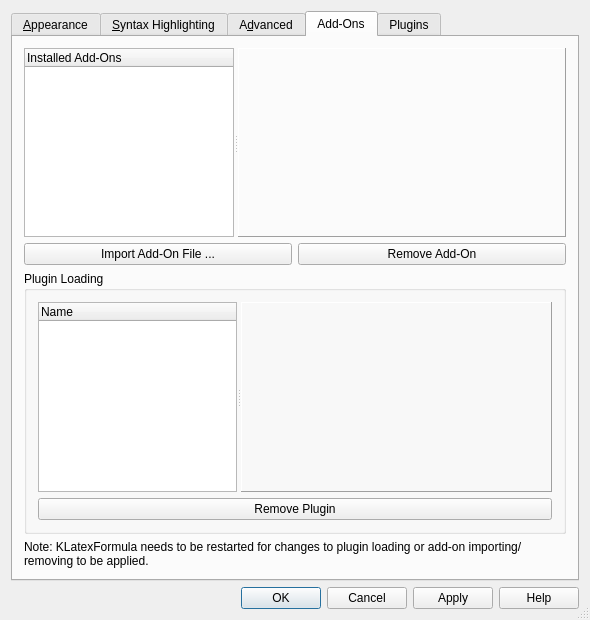
Qt form src/klfsettingsui.ui (CryFeiFei/klatexformula) before a commit.
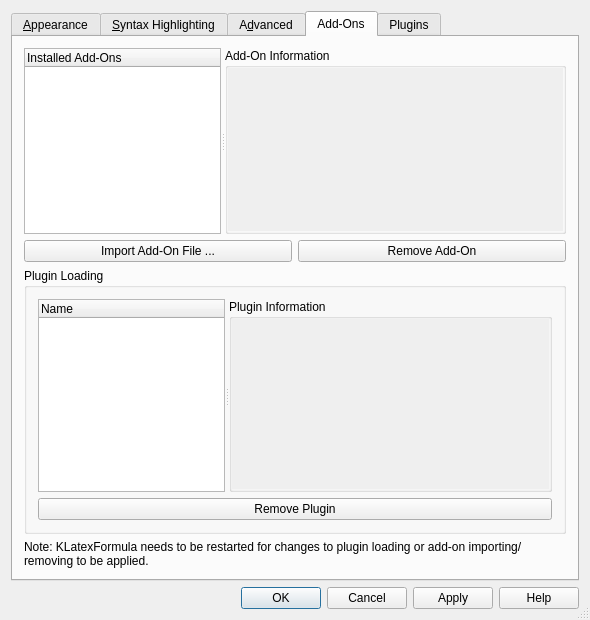
The same form after that commit. The open tabs and pages were chosen to show the change. Icons and pictures are not drawn. Custom widgets are drawn as their Qt base class.

Commit message: Improved both plugins skin+systrayicon + minor fixes in klfsettings.cpp

Diff of the .ui file:
```diff
--- a/src/klfsettingsui.ui
+++ b/src/klfsettingsui.ui
@@ -1197,15 +1197,24 @@
       <attribute name="title">
        <string>Add-Ons</string>
       </attribute>
-      <layout class="QGridLayout" name="gridLayout_6">
-       <item row="0" column="0">
+      <layout class="QVBoxLayout" name="lyt_tabAddOns">
+       <item>
         <widget class="QSplitter" name="splitterAddOns">
+         <property name="sizePolicy">
+          <sizepolicy hsizetype="Expanding" vsizetype="Preferred">
+           <horstretch>0</horstretch>
+           <verstretch>7</verstretch>
+          </sizepolicy>
+         </property>
          <property name="orientation">
           <enum>Qt::Horizontal</enum>
          </property>
+         <property name="handleWidth">
+          <number>4</number>
+         </property>
          <widget class="QTreeWidget" name="lstAddOns">
           <property name="sizePolicy">
-           <sizepolicy hsizetype="Preferred" vsizetype="Expanding">
+           <sizepolicy hsizetype="Preferred" vsizetype="Preferred">
             <horstretch>1</horstretch>
             <verstretch>0</verstretch>
            </sizepolicy>
@@ -1222,10 +1231,10 @@
            </property>
           </column>
          </widget>
-         <widget class="QLabel" name="lblAddOnInfo">
+         <widget class="QGroupBox" name="gbxAddOnInfo">
           <property name="sizePolicy">
            <sizepolicy hsizetype="Preferred" vsizetype="Preferred">
-            <horstretch>2</horstretch>
+            <horstretch>6</horstretch>
             <verstretch>0</verstretch>
            </sizepolicy>
           </property>
@@ -1235,25 +1244,68 @@
             <height>0</height>
            </size>
           </property>
-          <property name="frameShape">
-           <enum>QFrame::Panel</enum>
+          <property name="title">
+           <string>Add-On Information</string>
           </property>
-          <property name="frameShadow">
-           <enum>QFrame::Raised</enum>
-          </property>
-          <property name="text">
-           <string/>
-          </property>
-          <property name="alignment">
-           <set>Qt::AlignLeading|Qt::AlignLeft|Qt::AlignTop</set>
-          </property>
-          <property name="wordWrap">
-           <bool>true</bool>
-          </property>
+          <layout class="QVBoxLayout" name="lyt_gbxAddOnInfo">
+           <property name="sizeConstraint">
+            <enum>QLayout::SetMinimumSize</enum>
+           </property>
+           <property name="margin">
+            <number>0</number>
+           </property>
+           <item>
+            <widget class="QScrollArea" name="scrAddOnInfo">
+             <property name="frameShape">
+              <enum>QFrame::NoFrame</enum>
+             </property>
+             <property name="frameShadow">
+              <enum>QFrame::Plain</enum>
+             </property>
+             <property name="lineWidth">
+              <number>0</number>
+             </property>
+             <property name="midLineWidth">
+              <number>0</number>
+             </property>
+             <property name="widgetResizable">
+              <bool>true</bool>
+             </property>
+             <property name="alignment">
+              <set>Qt::AlignLeading|Qt::AlignLeft|Qt::AlignTop</set>
+             </property>
+             <widget class="QWidget" name="scrAddOnInfoContents">
+              <property name="geometry">
+               <rect>
+                <x>0</x>
+                <y>0</y>
+                <width>211</width>
+                <height>156</height>
+               </rect>
+              </property>
+              <layout class="QVBoxLayout" name="lyt_scrAddOnInfoContents">
+               <item>
+                <widget class="QLabel" name="lblAddOnInfo">
+                 <property name="text">
+                  <string/>
+                 </property>
+                 <property name="alignment">
+                  <set>Qt::AlignLeading|Qt::AlignLeft|Qt::AlignTop</set>
+                 </property>
+                 <property name="wordWrap">
+                  <bool>true</bool>
+                 </property>
+                </widget>
+               </item>
+              </layout>
+             </widget>
+            </widget>
+           </item>
+          </layout>
          </widget>
         </widget>
        </item>
-       <item row="1" column="0">
+       <item>
         <layout class="QHBoxLayout" name="lytAddOnActions">
          <item>
           <widget class="QPushButton" name="btnImportAddOn">
@@ -1283,30 +1335,35 @@
          </item>
         </layout>
        </item>
-       <item row="3" column="0">
-        <widget class="QLabel" name="lblNoteRestart">
-         <property name="text">
-          <string>Note: KLatexFormula needs to be restarted for changes to plugin loading or add-on importing/removing to be applied.</string>
-         </property>
-         <property name="wordWrap">
-          <bool>true</bool>
-         </property>
-        </widget>
-       </item>
-       <item row="2" column="0">
+       <item>
         <widget class="QGroupBox" name="gbxPlugins">
+         <property name="sizePolicy">
+          <sizepolicy hsizetype="Expanding" vsizetype="Preferred">
+           <horstretch>0</horstretch>
+           <verstretch>10</verstretch>
+          </sizepolicy>
+         </property>
          <property name="title">
           <string>Plugin Loading</string>
          </property>
-         <layout class="QVBoxLayout" name="lyt_Plugins">
+         <layout class="QVBoxLayout" name="lyt_gbxPlugins">
           <item>
            <widget class="QSplitter" name="splitterPlugins">
+            <property name="sizePolicy">
+             <sizepolicy hsizetype="Expanding" vsizetype="Expanding">
+              <horstretch>0</horstretch>
+              <verstretch>0</verstretch>
+             </sizepolicy>
+            </property>
             <property name="orientation">
              <enum>Qt::Horizontal</enum>
             </property>
+            <property name="handleWidth">
+             <number>4</number>
+            </property>
             <widget class="QTreeWidget" name="lstPlugins">
              <property name="sizePolicy">
-              <sizepolicy hsizetype="Preferred" vsizetype="Expanding">
+              <sizepolicy hsizetype="Preferred" vsizetype="Preferred">
                <horstretch>1</horstretch>
                <verstretch>0</verstretch>
               </sizepolicy>
@@ -1338,10 +1395,10 @@
               </property>
              </column>
             </widget>
-            <widget class="QLabel" name="lblPluginInfo">
+            <widget class="QGroupBox" name="gbxPluginInfo">
              <property name="sizePolicy">
               <sizepolicy hsizetype="Preferred" vsizetype="Preferred">
-               <horstretch>2</horstretch>
+               <horstretch>6</horstretch>
                <verstretch>0</verstretch>
               </sizepolicy>
              </property>
@@ -1351,21 +1408,64 @@
                <height>0</height>
               </size>
              </property>
-             <property name="frameShape">
-              <enum>QFrame::Panel</enum>
+             <property name="title">
+              <string>Plugin Information</string>
              </property>
-             <property name="frameShadow">
-              <enum>QFrame::Raised</enum>
-             </property>
-             <property name="text">
-              <string/>
-             </property>
-             <property name="alignment">
-              <set>Qt::AlignLeading|Qt::AlignLeft|Qt::AlignTop</set>
-             </property>
-             <property name="wordWrap">
-              <bool>true</bool>
-             </property>
+             <layout class="QVBoxLayout" name="lyt_gbxPluginInfo">
+              <property name="sizeConstraint">
+               <enum>QLayout::SetMinimumSize</enum>
+              </property>
+              <property name="margin">
+               <number>0</number>
+              </property>
+              <item>
+               <widget class="QScrollArea" name="scrPluginInfo">
+                <property name="frameShape">
+                 <enum>QFrame::NoFrame</enum>
+                </property>
+                <property name="frameShadow">
+                 <enum>QFrame::Plain</enum>
+                </property>
+                <property name="lineWidth">
+                 <number>0</number>
+                </property>
+                <property name="midLineWidth">
+                 <number>0</number>
+                </property>
+                <property name="widgetResizable">
+                 <bool>true</bool>
+                </property>
+                <property name="alignment">
+                 <set>Qt::AlignLeading|Qt::AlignLeft|Qt::AlignTop</set>
+                </property>
+                <widget class="QWidget" name="scrPluginInfoContents">
+                 <property name="geometry">
+                  <rect>
+                   <x>0</x>
+                   <y>0</y>
+                   <width>204</width>
+                   <height>162</height>
+                  </rect>
+                 </property>
+                 <layout class="QVBoxLayout" name="lyt_scrPluginInfoContents">
+                  <item>
+                   <widget class="QLabel" name="lblPluginInfo">
+                    <property name="text">
+                     <string/>
+                    </property>
+                    <property name="alignment">
+                     <set>Qt::AlignLeading|Qt::AlignLeft|Qt::AlignTop</set>
+                    </property>
+                    <property name="wordWrap">
+                     <bool>true</bool>
+                    </property>
+                   </widget>
+                  </item>
+                 </layout>
+                </widget>
+               </widget>
+              </item>
+             </layout>
             </widget>
            </widget>
           </item>
@@ -1385,6 +1485,16 @@
          </layout>
         </widget>
        </item>
+       <item>
+        <widget class="QLabel" name="lblNoteRestart">
+         <property name="text">
+          <string>Note: KLatexFormula needs to be restarted for changes to plugin loading or add-on importing/removing to be applied.</string>
+         </property>
+         <property name="wordWrap">
+          <bool>true</bool>
+         </property>
+        </widget>
+       </item>
       </layout>
      </widget>
      <widget class="QWidget" name="tabPlugins">
@@ -1413,7 +1523,7 @@
            </rect>
           </property>
           <attribute name="label">
-           <string>Page 1</string>
+           <string notr="true">Dummy Page</string>
           </attribute>
          </widget>
         </widget>
```
The commit also changes 19 other files.
